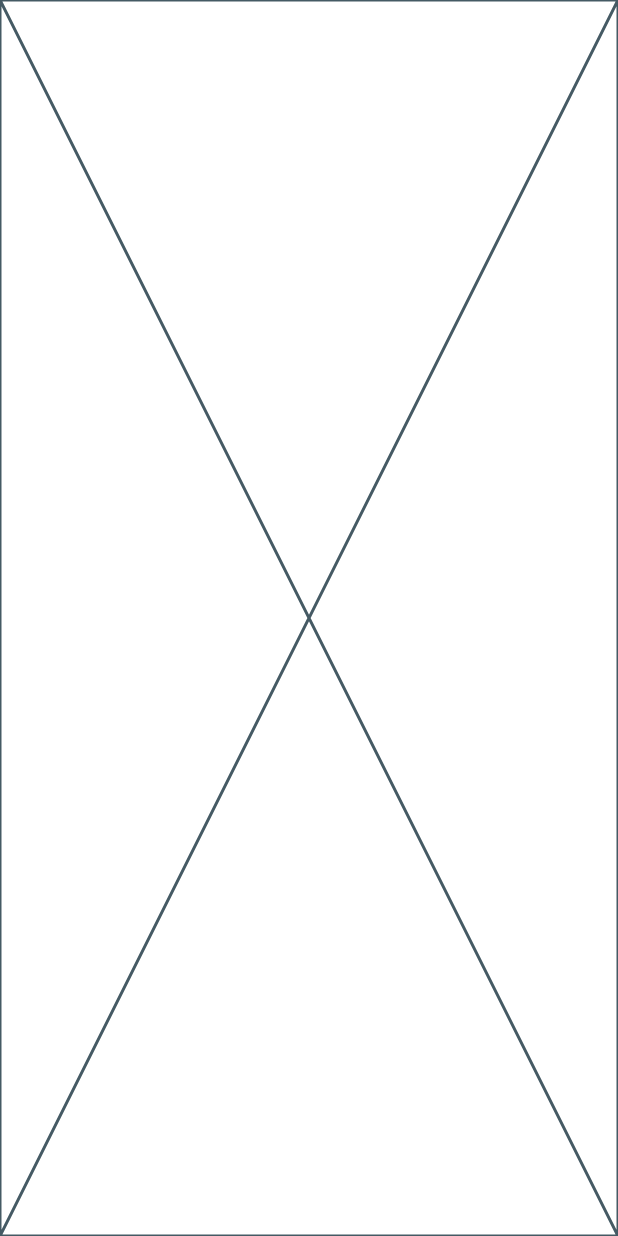
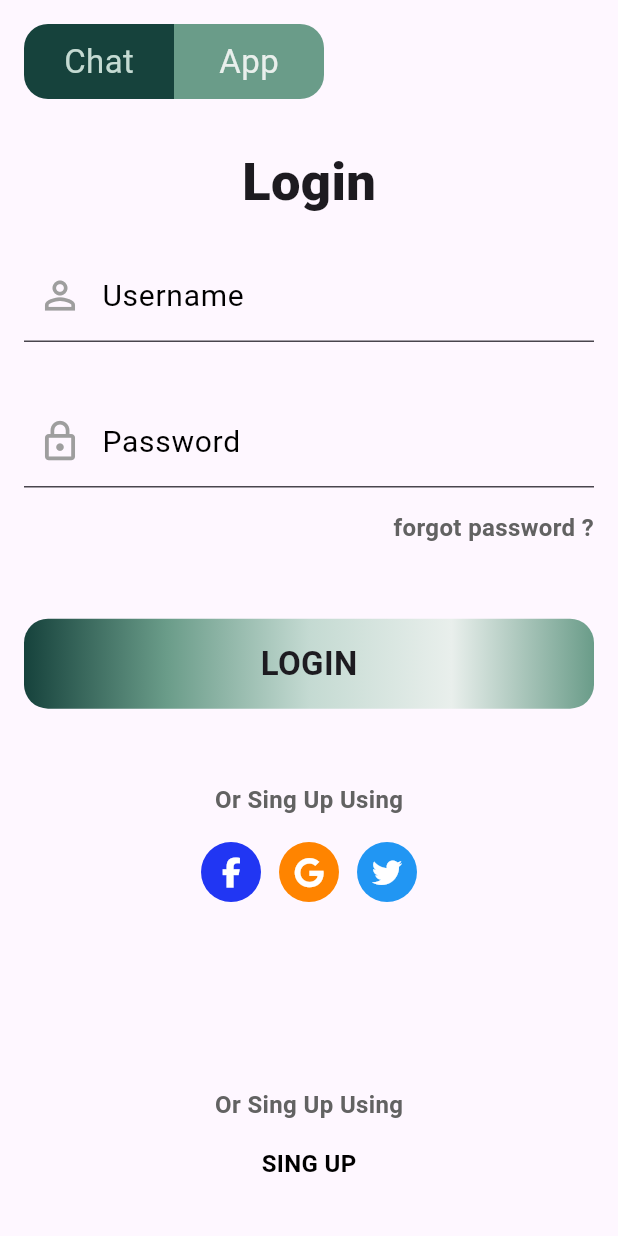
Before and after one commit to abdelbasir22/ibm_task, a Flutter app: the screen it shows after launch, on a phone screen of 412 x 824 dp. Run offline on Flutter 3.47's test engine with Material 3 defaults, Android fonts, the phone set to English and light mode, and no system bars; our stand-ins replace font_awesome_flutter.

Commit message:
login view ui done

```diff
--- /dev/null
+++ b/lib/core/utils/app_colors.dart
@@ -0,0 +1,15 @@
+import 'package:flutter/material.dart';
+
+class AppColors {
+  static const Color grey = Colors.grey;
+  static const Color darGgrey = Color.fromARGB(255, 98, 98, 98);
+  static const Color black = Colors.black;
+  static const Color blue = Colors.blue;
+  static const Color white = Colors.white;
+  static const Color orange = Color.fromARGB(255, 255, 132, 0);
+  static const Color darkBlue = Color.fromARGB(255, 33, 54, 243);
+  static const Color darkGreen = Color(0xFF16423C);
+  static const Color green = Color(0xFF6A9C89);
+  static const Color liteGreen = Color(0xFFC4DAD2);
+  static const Color lime = Color(0xFFE9EFEC);
+}
--- a/lib/features/auth/presentation/views/login_view.dart
+++ b/lib/features/auth/presentation/views/login_view.dart
@@ -1,10 +1,13 @@
 import 'package:flutter/material.dart';
+import 'package:ibm_task/features/auth/presentation/views/widget/login_view_body.dart';
 
 class LoginView extends StatelessWidget {
   const LoginView({super.key});
 
   @override
   Widget build(BuildContext context) {
-    return const Placeholder();
+    return const Scaffold(
+      body: LoginViewBody(),
+    );
   }
 }
--- /dev/null
+++ b/lib/features/auth/presentation/views/widget/app_logo.dart
@@ -0,0 +1,54 @@
+import 'package:flutter/material.dart';
+import 'package:ibm_task/core/utils/app_colors.dart';
+
+class AppLogo extends StatelessWidget {
+  const AppLogo({super.key});
+
+  @override
+  Widget build(BuildContext context) {
+    return Row(
+      children: [
+        Container(
+          width: 100,
+          height: 50,
+          decoration: const BoxDecoration(
+            borderRadius: BorderRadius.only(
+              topLeft: Radius.circular(16),
+              bottomLeft: Radius.circular(16),
+            ),
+            color: AppColors.darkGreen,
+          ),
+          child: const Center(
+            child: Text(
+              'Chat',
+              style: TextStyle(
+                fontSize: 22,
+                color: AppColors.liteGreen,
+              ),
+            ),
+          ),
+        ),
+        Container(
+          width: 100,
+          height: 50,
+          decoration: const BoxDecoration(
+            borderRadius: BorderRadius.only(
+              topRight: Radius.circular(16),
+              bottomRight: Radius.circular(16),
+            ),
+            color: AppColors.green,
+          ),
+          child: const Center(
+            child: Text(
+              'App',
+              style: TextStyle(
+                fontSize: 22,
+                color: AppColors.lime,
+              ),
+            ),
+          ),
+        ),
+      ],
+    );
+  }
+}
--- /dev/null
+++ b/lib/features/auth/presentation/views/widget/custom_button.dart
@@ -0,0 +1,41 @@
+import 'package:flutter/material.dart';
+
+import '../../../../../core/utils/app_colors.dart';
+
+class CustomButton extends StatelessWidget {
+  const CustomButton({
+    super.key,
+    this.onTap,
+    required this.text,
+  });
+  final Function()? onTap;
+  final String text;
+  @override
+  Widget build(BuildContext context) {
+    return InkWell(
+      onTap: onTap,
+      child: Container(
+        width: double.infinity,
+        height: 60,
+        decoration: BoxDecoration(
+          borderRadius: BorderRadius.circular(16),
+          gradient: const LinearGradient(
+            colors: [
+              AppColors.darkGreen,
+              AppColors.green,
+              AppColors.liteGreen,
+              AppColors.lime,
+              AppColors.green,
+            ],
+          ),
+        ),
+        child: Center(
+          child: Text(
+            text,
+            style: const TextStyle(fontSize: 22, fontWeight: FontWeight.w700),
+          ),
+        ),
+      ),
+    );
+  }
+}
--- /dev/null
+++ b/lib/features/auth/presentation/views/widget/custom_social_media_row.dart
@@ -0,0 +1,52 @@
+import 'package:flutter/material.dart';
+import 'package:font_awesome_flutter/font_awesome_flutter.dart';
+
+import '../../../../../core/utils/app_colors.dart';
+
+class CustomSocialMediaRow extends StatelessWidget {
+  const CustomSocialMediaRow({
+    super.key,
+  });
+
+  @override
+  Widget build(BuildContext context) {
+    return const Row(
+      mainAxisAlignment: MainAxisAlignment.center,
+      children: [
+        CircleAvatar(
+          radius: 20,
+          backgroundColor: AppColors.darkBlue,
+          child: Icon(
+            FontAwesomeIcons.facebookF,
+            color: AppColors.white,
+            size: 20,
+          ),
+        ),
+        SizedBox(
+          width: 12,
+        ),
+        CircleAvatar(
+          radius: 20,
+          backgroundColor: AppColors.orange,
+          child: Icon(
+            FontAwesomeIcons.google,
+            size: 20,
+            color: AppColors.white,
+          ),
+        ),
+        SizedBox(
+          width: 12,
+        ),
+        CircleAvatar(
+          radius: 20,
+          backgroundColor: AppColors.blue,
+          child: Icon(
+            FontAwesomeIcons.twitter,
+            size: 20,
+            color: AppColors.white,
+          ),
+        ),
+      ],
+    );
+  }
+}
--- /dev/null
+++ b/lib/features/auth/presentation/views/widget/custom_text_form_filed.dart
@@ -0,0 +1,50 @@
+import 'package:flutter/material.dart';
+
+import '../../../../../core/utils/app_colors.dart';
+
+class CustomTextFiled extends StatelessWidget {
+  const CustomTextFiled({
+    super.key,
+    required this.hintText,
+    required this.icon,
+    required this.controller,
+    required this.obscureText,
+    this.keyboardType,
+    required this.validator,
+    required this.lableText,
+  });
+  final String hintText;
+  final String lableText;
+  final Icon icon;
+  final TextEditingController controller;
+  final bool obscureText;
+  final TextInputType? keyboardType;
+  final Function validator;
+
+  @override
+  Widget build(BuildContext context) {
+    return TextFormField(
+      validator: (String? s) {
+        return validator(s);
+      },
+      keyboardType: keyboardType,
+      controller: controller,
+      obscureText: obscureText,
+      decoration: InputDecoration(
+        fillColor: Colors.transparent,
+        filled: true,
+        prefixIcon: icon,
+        labelText: lableText,
+        labelStyle: const TextStyle(
+          fontSize: 20,
+          color: AppColors.black,
+        ),
+        hintText: hintText,
+        hintStyle: const TextStyle(
+          fontSize: 18,
+          color: AppColors.grey,
+        ),
+      ),
+    );
+  }
+}
--- /dev/null
+++ b/lib/features/auth/presentation/views/widget/login_view_body.dart
@@ -0,0 +1,150 @@
+import 'package:flutter/material.dart';
+import 'package:ibm_task/core/utils/app_colors.dart';
+import 'package:ibm_task/features/auth/presentation/views/widget/custom_button.dart';
+import 'package:ibm_task/features/auth/presentation/views/widget/custom_social_media_row.dart';
+import 'package:ibm_task/features/auth/presentation/views/widget/custom_text_form_filed.dart';
+import 'package:ibm_task/features/auth/presentation/views/widget/app_logo.dart';
+
+class LoginViewBody extends StatefulWidget {
+  const LoginViewBody({super.key});
+
+  @override
+  State<LoginViewBody> createState() => _LoginViewBodyState();
+}
+
+class _LoginViewBodyState extends State<LoginViewBody> {
+  TextEditingController emailController = TextEditingController();
+  TextEditingController passwordController = TextEditingController();
+  var formKey = GlobalKey<FormState>();
+  @override
+  Widget build(BuildContext context) {
+    return SafeArea(
+      child: SingleChildScrollView(
+        physics: const BouncingScrollPhysics(),
+        child: Padding(
+          padding: const EdgeInsets.all(16.0),
+          child: Form(
+            key: formKey,
+            child: Column(
+              crossAxisAlignment: CrossAxisAlignment.center,
+              children: [
+                const AppLogo(),
+                const SizedBox(
+                  height: 30,
+                ),
+                const Text(
+                  'Login',
+                  style: TextStyle(fontSize: 35, fontWeight: FontWeight.w900),
+                ),
+                const SizedBox(
+                  height: 20,
+                ),
+                CustomTextFiled(
+                  lableText: 'Username',
+                  hintText: 'Type your username',
+                  keyboardType: TextInputType.emailAddress,
+                  icon: const Icon(
+                    Icons.person_outline,
+                    size: 30,
+                    color: AppColors.grey,
+                  ),
+                  controller: emailController,
+                  obscureText: false,
+                  validator: (String value) {
+                    if (value.contains('@')) {
+                      return null;
+                    } else {
+                      return '*Email not valid';
+                    }
+                  },
+                ),
+                const SizedBox(
+                  height: 35,
+                ),
+                CustomTextFiled(
+                  lableText: 'Password',
+                  hintText: 'Type your password',
+                  keyboardType: TextInputType.visiblePassword,
+                  icon: const Icon(
+                    Icons.lock_outline,
+                    size: 30,
+                    color: AppColors.grey,
+                  ),
+                  controller: passwordController,
+                  obscureText: true,
+                  validator: (String value) {
+                    if (value.length < 5) {
+                      return '*Invaled Password';
+                    } else {
+                      return null;
+                    }
+                  },
+                ),
+                const SizedBox(
+                  height: 15,
+                ),
+                const Row(
+                  mainAxisAlignment: MainAxisAlignment.end,
+                  children: [
+                    Text(
+                      'forgot password ?',
+                      style: TextStyle(
+                        fontSize: 16,
+                        fontWeight: FontWeight.w600,
+                        color: AppColors.darGgrey,
+                      ),
+                    ),
+                  ],
+                ),
+                SizedBox(
+                  height: MediaQuery.of(context).size.height * .06,
+                ),
+                CustomButton(
+                  onTap: () {},
+                  text: 'LOGIN',
+                ),
+                SizedBox(
+                  height: MediaQuery.of(context).size.height * .06,
+                ),
+                const Text(
+                  'Or Sing Up Using',
+                  style: TextStyle(
+                    fontSize: 16,
+                    fontWeight: FontWeight.w600,
+                    color: AppColors.darGgrey,
+                  ),
+                ),
+                SizedBox(
+                  height: MediaQuery.of(context).size.height * .02,
+                ),
+                const CustomSocialMediaRow(),
+                SizedBox(
+                  height: MediaQuery.of(context).size.height * .15,
+                ),
+                const Text(
+                  'Or Sing Up Using',
+                  style: TextStyle(
+                    fontSize: 16,
+                    fontWeight: FontWeight.w600,
+                    color: AppColors.darGgrey,
+                  ),
+                ),
+                SizedBox(
+                  height: MediaQuery.of(context).size.height * .02,
+                ),
+                const Text(
+                  'SING UP',
+                  style: TextStyle(
+                    fontSize: 16,
+                    fontWeight: FontWeight.w600,
+                    color: AppColors.black,
+                  ),
+                ),
+              ],
+            ),
+          ),
+        ),
+      ),
+    );
+  }
+}
--- a/pubspec.yaml
+++ b/pubspec.yaml
@@ -35,6 +35,7 @@ dependencies:
   # The following adds the Cupertino Icons font to your application.
   # Use with the CupertinoIcons class for iOS style icons.
   cupertino_icons: ^1.0.8
+  font_awesome_flutter: ^10.7.0
 
 dev_dependencies:
   flutter_test:
```
Also changed, not shown: pubspec.lock.
